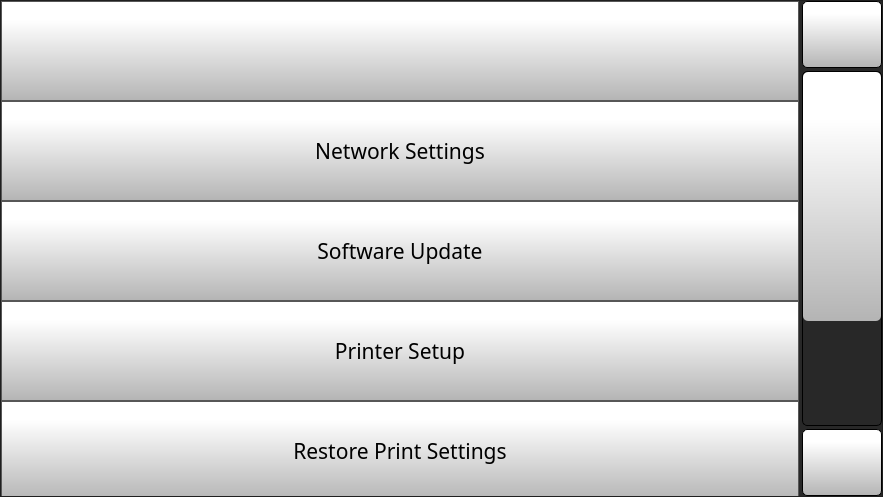
Before: the Qt Designer form octoprint_ControlCenter/ui/settings_screen/settings_screen.ui in FracktalWorks/ControlCenter, drawn with Qt 5.
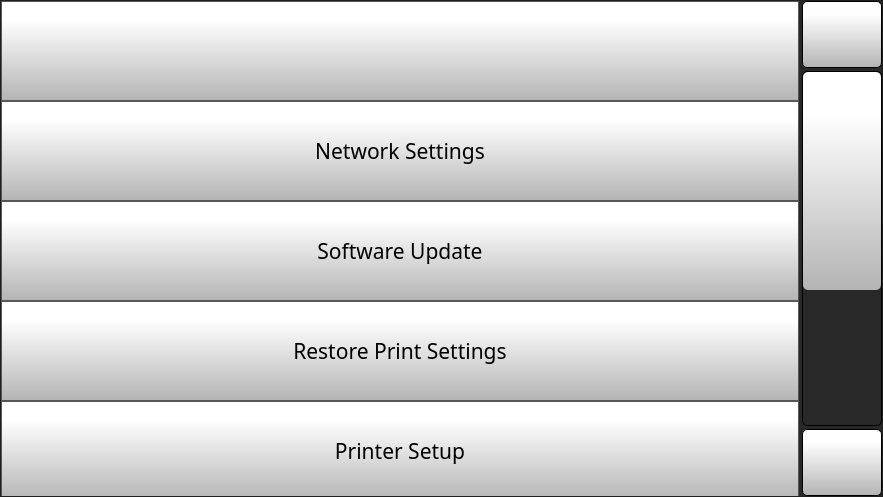
After: the same form once the commit is applied. Icons and pictures are not drawn.

```diff
--- a/octoprint_ControlCenter/ui/settings_screen/settings_screen.ui
+++ b/octoprint_ControlCenter/ui/settings_screen/settings_screen.ui
@@ -113,9 +113,9 @@
           <property name="geometry">
            <rect>
             <x>0</x>
-            <y>0</y>
-            <width>868</width>
-            <height>600</height>
+            <y>-205</y>
+            <width>801</width>
+            <height>800</height>
            </rect>
           </property>
           <layout class="QVBoxLayout" name="verticalLayout_2">
@@ -303,60 +303,6 @@
              </property>
             </widget>
            </item>
-           <item>
-            <widget class="QPushButton" name="printerSetupButton">
-             <property name="minimumSize">
-              <size>
-               <width>0</width>
-               <height>100</height>
-              </size>
-             </property>
-             <property name="font">
-              <font>
-               <family>Gotham</family>
-               <pointsize>16</pointsize>
-              </font>
-             </property>
-             <property name="styleSheet">
-              <string notr="true">QPushButton {
-     border: 1px solid rgb(87, 87, 87);
-	background-color: qlineargradient(spread:pad, x1:0, y1:1, x2:0, y2:0.188, stop:0 rgba(180, 180, 180, 255), stop:1 rgba(255, 255, 255, 255));
-
-
-}
-
-QPushButton:pressed {
-    background-color: qlineargradient(x1: 0, y1: 0, x2: 0, y2: 1,
-                                      stop: 0 #dadbde, stop: 1 #f6f7fa);
-}
-
-QPushButton:flat {
-    border: none; /* no border for a flat push button */
-}
-
-QPushButton:default {
-    border-color: navy; /* make the default button prominent */
-}
-
-QPushButton:focus {
-	outline: none;
-}</string>
-             </property>
-             <property name="text">
-              <string>Printer Setup</string>
-             </property>
-             <property name="icon">
-              <iconset resource="../resources/resource.qrc">
-               <normaloff>:/Icons/img/icons/printer.png</normaloff>:/Icons/img/icons/printer.png</iconset>
-             </property>
-             <property name="iconSize">
-              <size>
-               <width>40</width>
-               <height>40</height>
-              </size>
-             </property>
-            </widget>
-           </item>
            <item>
             <widget class="QPushButton" name="restorePrintSettingsButton">
              <property name="minimumSize">
@@ -411,6 +357,114 @@
              </property>
             </widget>
            </item>
+           <item>
+            <widget class="QPushButton" name="printerSetupButton">
+             <property name="minimumSize">
+              <size>
+               <width>0</width>
+               <height>100</height>
+              </size>
+             </property>
+             <property name="font">
+              <font>
+               <family>Gotham</family>
+               <pointsize>16</pointsize>
+              </font>
+             </property>
+             <property name="styleSheet">
+              <string notr="true">QPushButton {
+     border: 1px solid rgb(87, 87, 87);
+	background-color: qlineargradient(spread:pad, x1:0, y1:1, x2:0, y2:0.188, stop:0 rgba(180, 180, 180, 255), stop:1 rgba(255, 255, 255, 255));
+
+
+}
+
+QPushButton:pressed {
+    background-color: qlineargradient(x1: 0, y1: 0, x2: 0, y2: 1,
+                                      stop: 0 #dadbde, stop: 1 #f6f7fa);
+}
+
+QPushButton:flat {
+    border: none; /* no border for a flat push button */
+}
+
+QPushButton:default {
+    border-color: navy; /* make the default button prominent */
+}
+
+QPushButton:focus {
+	outline: none;
+}</string>
+             </property>
+             <property name="text">
+              <string>Printer Setup</string>
+             </property>
+             <property name="icon">
+              <iconset resource="../resources/resource.qrc">
+               <normaloff>:/Icons/img/icons/printer.png</normaloff>:/Icons/img/icons/printer.png</iconset>
+             </property>
+             <property name="iconSize">
+              <size>
+               <width>40</width>
+               <height>40</height>
+              </size>
+             </property>
+            </widget>
+           </item>
+           <item>
+            <widget class="QPushButton" name="saveLogsToUSBButton">
+             <property name="minimumSize">
+              <size>
+               <width>0</width>
+               <height>100</height>
+              </size>
+             </property>
+             <property name="font">
+              <font>
+               <family>Gotham</family>
+               <pointsize>16</pointsize>
+              </font>
+             </property>
+             <property name="styleSheet">
+              <string notr="true">QPushButton {
+     border: 1px solid rgb(87, 87, 87);
+	background-color: qlineargradient(spread:pad, x1:0, y1:1, x2:0, y2:0.188, stop:0 rgba(180, 180, 180, 255), stop:1 rgba(255, 255, 255, 255));
+
+
+}
+
+QPushButton:pressed {
+    background-color: qlineargradient(x1: 0, y1: 0, x2: 0, y2: 1,
+                                      stop: 0 #dadbde, stop: 1 #f6f7fa);
+}
+
+QPushButton:flat {
+    border: none; /* no border for a flat push button */
+}
+
+QPushButton:default {
+    border-color: navy; /* make the default button prominent */
+}
+
+QPushButton:focus {
+	outline: none;
+}</string>
+             </property>
+             <property name="text">
+              <string>Save Debug Logs to USB Drive</string>
+             </property>
+             <property name="icon">
+              <iconset resource="../resources/resource.qrc">
+               <normaloff>:/Icons/img/icons/usb.png</normaloff>:/Icons/img/icons/usb.png</iconset>
+             </property>
+             <property name="iconSize">
+              <size>
+               <width>40</width>
+               <height>40</height>
+              </size>
+             </property>
+            </widget>
+           </item>
            <item>
             <widget class="QPushButton" name="restoreFactoryDefaultsButton">
              <property name="minimumSize">
```
